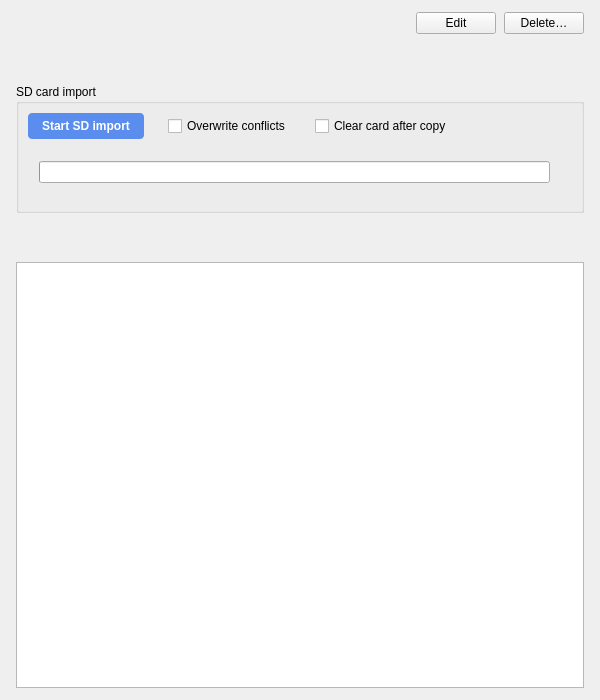
Before: the Qt Designer form src/pam_analyzer/ui/panels/campaign_detail_widget.ui in kenwer/pam-analyzer, drawn with Qt 5.
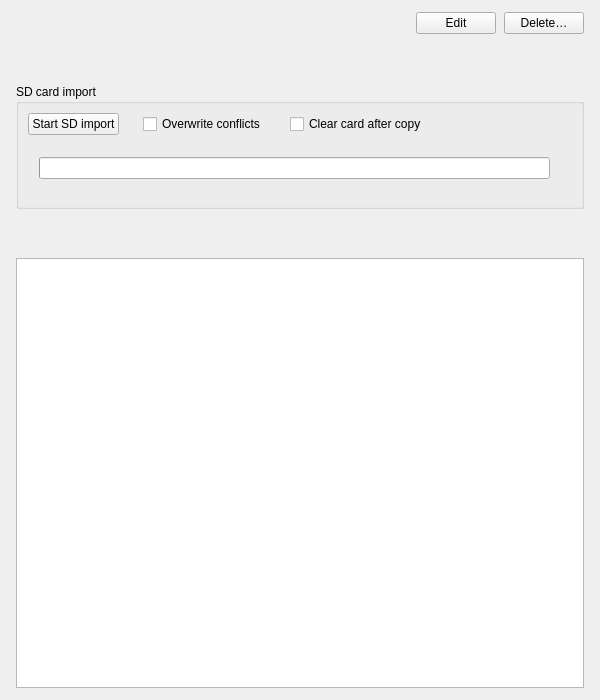
After: the same form once the commit is applied. Custom widgets are drawn as their Qt base class.

Commit message: Keep the Run and SD import buttons in step with their task and Stop usable throughout a run

Diff of the .ui file:
```diff
--- a/src/pam_analyzer/ui/panels/campaign_detail_widget.ui
+++ b/src/pam_analyzer/ui/panels/campaign_detail_widget.ui
@@ -337,29 +337,10 @@
           <item>
            <layout class="QHBoxLayout" name="import_controls_row">
             <item>
-             <widget class="QPushButton" name="watch_button">
-              <property name="styleSheet">
-               <string notr="true">QPushButton {
-  background-color: #5a8dee;
-  color: white;
-  border: none;
-  border-radius: 4px;
-  padding: 6px 14px;
-  font-weight: 600;
-}
-QPushButton:hover { background-color: #4a7dd0; }
-QPushButton:pressed { background-color: #3d6cb8; }
-QPushButton:checked { background-color: #e53935; }
-QPushButton:checked:hover { background-color: #d32f2f; }
-QPushButton:checked:pressed { background-color: #c62828; }
-QPushButton:disabled { background-color: palette(button); color: palette(placeholder-text); }</string>
-              </property>
+             <widget class="StateButton" name="watch_button">
               <property name="text">
                <string>Start SD import</string>
               </property>
-              <property name="checkable">
-               <bool>true</bool>
-              </property>
              </widget>
             </item>
             <item>
@@ -897,6 +878,13 @@
    </item>
   </layout>
  </widget>
+ <customwidgets>
+  <customwidget>
+   <class>StateButton</class>
+   <extends>QPushButton</extends>
+   <header>pam_analyzer.widgets.state_button</header>
+  </customwidget>
+ </customwidgets>
  <resources/>
  <connections/>
 </ui>
```
The commit also changes 6 other files.
